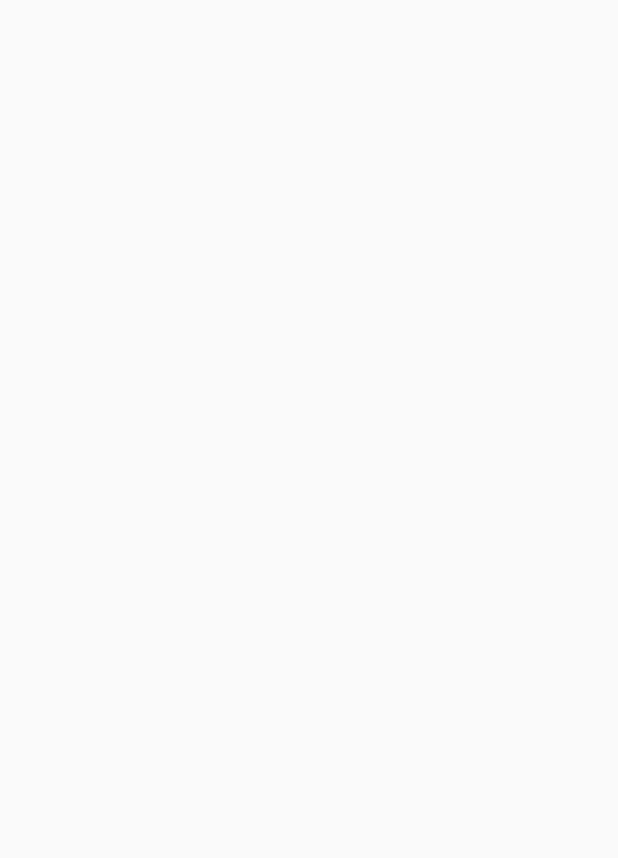
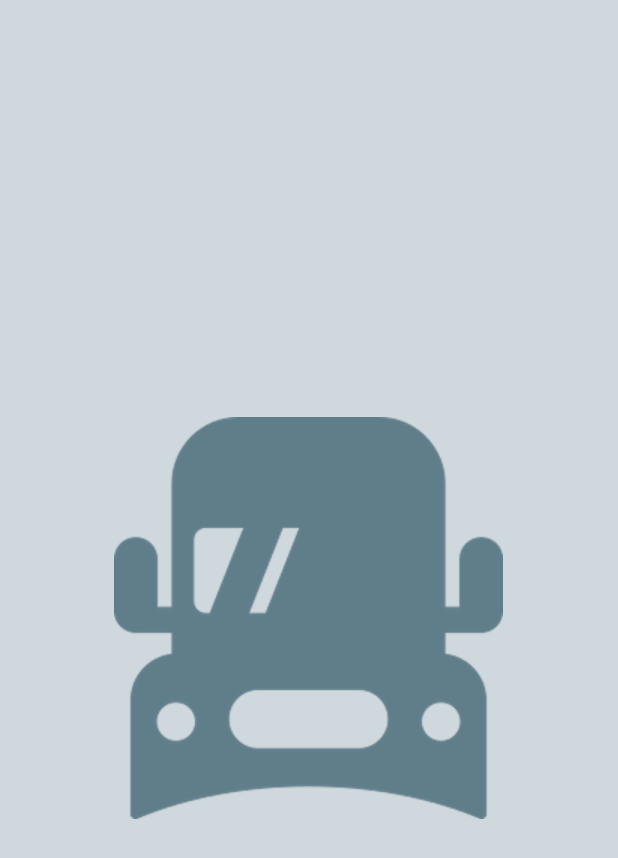
Before and after one commit to VTUZ-12IE1bzud/TruckMonitor-Android, an Android app: the screen it shows after launch (TestActivity before the commit, SplashActivity after it), on a phone screen of 412 x 824 dp. Before the commit the part shown is empty. Shown: the top 858 px of the screen. Run offline under Robolectric (Android 15) with nearby library versions, the phone set to English and light mode, and no system bars.

Commit message:
feature (screen) add splash screen

```diff
--- a/app/src/main/AndroidManifest.xml
+++ b/app/src/main/AndroidManifest.xml
@@ -1,9 +1,9 @@
 <manifest xmlns:android="http://schemas.android.com/apk/res/android"
-
     xmlns:tools="http://schemas.android.com/tools"
     package="ru.annin.truckmonitor">
 
     <application
+        android:name=".TruckMonitorApplication"
         android:allowBackup="false"
         android:icon="@mipmap/ic_launcher"
         android:label="@string/app_name"
@@ -13,7 +13,9 @@
         tools:ignore="GoogleAppIndexingWarning">
 
         <activity
-            android:name=".TestActivity"
+            android:name=".presentation.ui.activity.SplashActivity"
+            android:screenOrientation="portrait"
+            android:theme="@style/TruckMonitorTheme.Splash"
             android:windowSoftInputMode="stateAlwaysHidden">
             <intent-filter>
                 <action android:name="android.intent.action.MAIN" />
--- /dev/null
+++ b/app/src/main/kotlin/ru/annin/truckmonitor/TruckMonitorApplication.kt
@@ -0,0 +1,12 @@
+package ru.annin.truckmonitor
+
+import android.app.Application
+
+/**
+ * Класс приложения.
+ *
+ * @author Pavel Annin.
+ */
+class TruckMonitorApplication : Application() {
+
+}
--- /dev/null
+++ b/app/src/main/kotlin/ru/annin/truckmonitor/presentation/ui/activity/SplashActivity.kt
@@ -0,0 +1,11 @@
+package ru.annin.truckmonitor.presentation.ui.activity
+
+import android.support.v7.app.AppCompatActivity
+
+/**
+ * Экран "Заставка".
+ *
+ * @author Pavel Annin.
+ */
+class SplashActivity : AppCompatActivity() {
+}
--- /dev/null
+++ b/app/src/main/res/drawable/layer_splash.xml
@@ -0,0 +1,18 @@
+<?xml version="1.0" encoding="utf-8"?>
+
+<layer-list xmlns:android="http://schemas.android.com/apk/res/android"
+    android:opacity="opaque">
+
+    <item>
+        <shape android:shape="rectangle">
+            <solid android:color="@color/primary_light" />
+        </shape>
+    </item>
+
+    <item>
+        <bitmap
+            android:gravity="center"
+            android:src="@drawable/ic_splash" />
+    </item>
+
+</layer-list>
--- a/app/src/main/res/values/themes.xml
+++ b/app/src/main/res/values/themes.xml
@@ -12,4 +12,8 @@
         <item name="windowActionBar">false</item>
         <item name="windowNoTitle">true</item>
     </style>
+
+    <style name="TruckMonitorTheme.Splash" parent="TruckMonitorTheme.NoActionBar">
+        <item name="android:background">@drawable/layer_splash</item>
+    </style>
 </resources>
```
Also changed, not shown: app/src/main/res/drawable-hdpi/ic_splash.png (added), app/src/main/res/drawable-mdpi/ic_splash.png (added), app/src/main/res/drawable-xhdpi/ic_splash.png (added), app/src/main/res/drawable-xxhdpi/ic_splash.png (added), app/src/main/res/drawable-xxxhdpi/ic_splash.png (added).
